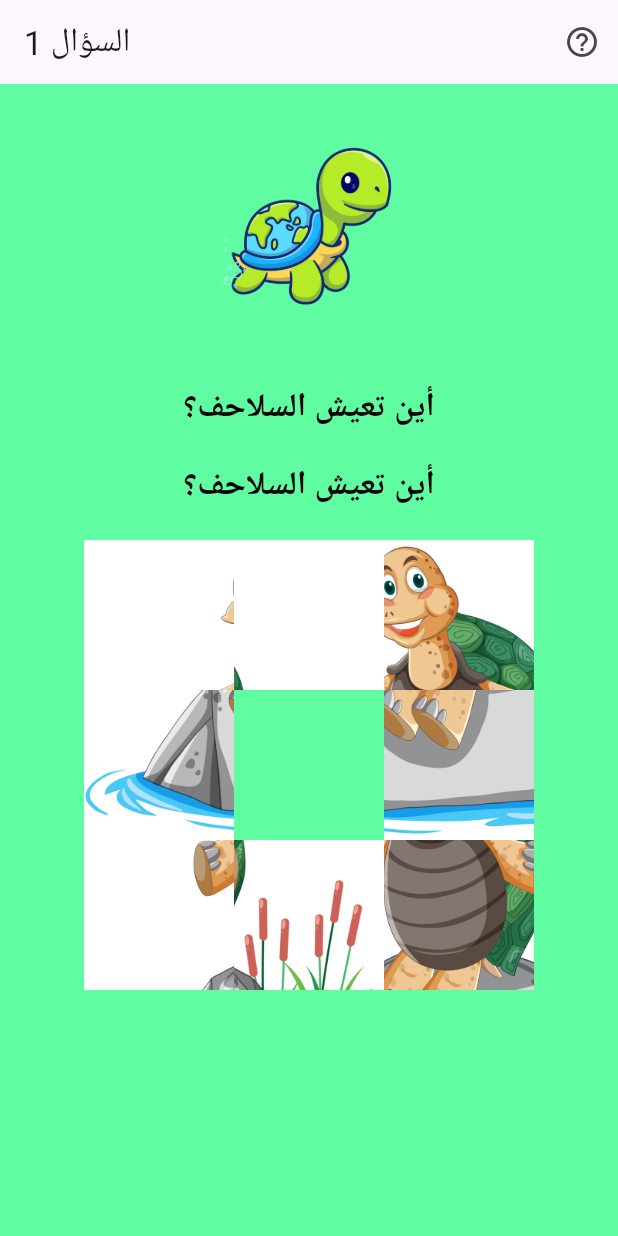
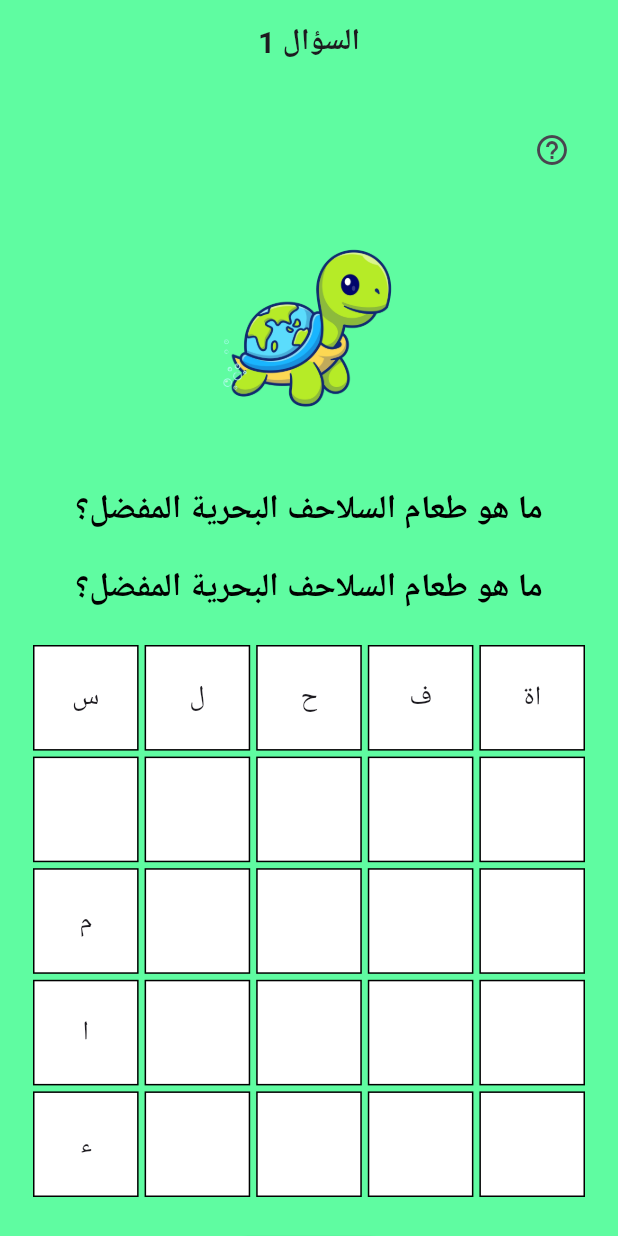
Before and after one commit to AchrafHajAhmed/fakron, a Flutter app: the screen it shows after launch, after a tap on "تخطي", after a tap on the "help outline" icon, on a phone screen of 412 x 824 dp. Run offline on Flutter 3.47's test engine with Material 3 defaults, Android fonts, the phone set to English and light mode, and no system bars; our stand-ins replace audioplayers.

Commit message:
création de class crossword.dart

```diff
--- a/lib/home.dart
+++ b/lib/home.dart
@@ -5,24 +5,24 @@ import 'questions/question1.dart';
 import 'questions/question2.dart';
 import 'widget/puzzle.dart';
 import 'splash_screen.dart';
+import 'widget/crossword.dart';
 
-class acceuil extends StatefulWidget {
-  const acceuil({Key? key}) : super(key: key);
+class Acceuil extends StatefulWidget {
+  const Acceuil({Key? key}) : super(key: key);
 
   @override
-  _acceuilState createState() => _acceuilState();
+  _AcceuilState createState() => _AcceuilState();
 }
 
-class _acceuilState extends State<acceuil> {
+class _AcceuilState extends State<Acceuil> {
   int currentQuestionClassIndex = 0;
   late Map<String, Object> currentQuestion;
   String feedbackMessage = '';
-  bool showPuzzle = false;
+  bool showGame = false;
 
   final List<Function> questionClasses = [
     Question1.getRandomQuestion,
     Question2.getRandomQuestion,
-    // Ajoutez d'autres classes de questions ici
   ];
 
   late AudioPlayer _audioPlayer;
@@ -42,7 +42,7 @@ class _acceuilState extends State<acceuil> {
       if (currentQuestionClassIndex < questionClasses.length) {
         currentQuestion = questionClasses[currentQuestionClassIndex]();
       } else {
-        Navigator.push(
+        Navigator.pushReplacement(
           context,
           MaterialPageRoute(
             builder: (context) => const SplashScreen(),
@@ -56,29 +56,29 @@ class _acceuilState extends State<acceuil> {
     _audioPlayer.play(AssetSource('assets/song/loser.mp3'));
   }
 
-  void _togglePuzzle() {
+  void _toggleGame() {
     setState(() {
-      showPuzzle = !showPuzzle;
+      showGame = !showGame;
     });
   }
 
   @override
   Widget build(BuildContext context) {
-    final questionText = currentQuestion['question'] as String;
-    final options = currentQuestion['options'] as List<String>;
-    final puzzlePieces = currentQuestion['puzzlePieces'] as List<String>; // Morceaux d'image spécifiques
+    final questionText = currentQuestion['question'] as String? ?? 'سؤال غير متوفر';
+    final options = currentQuestion['options'] as List<String>? ?? [];
+    final type = currentQuestion['type'] as String? ?? 'text';
+    final puzzlePieces = currentQuestion['puzzlePieces'] as List<String>?;
+    final crosswordGrid = currentQuestion['crosswordGrid'] as List<List<String>>?;
 
     return Scaffold(
       backgroundColor: AppColors.background,
       appBar: AppBar(
-        title: Text('السؤال ${currentQuestionClassIndex + 1}'),
-        actions: [
-          IconButton(
-            icon: const Icon(Icons.help_outline),
-            onPressed: _togglePuzzle,
-            tooltip: 'بطاقة سحرية',
+        backgroundColor: AppColors.background,
+        centerTitle: true,
+        title: Text(
+          'السؤال ${currentQuestionClassIndex + 1}',
+          style: const TextStyle(fontSize: 20, fontWeight: FontWeight.bold),
         ),
-        ],
       ),
       body: SingleChildScrollView(
         child: Center(
@@ -87,6 +87,17 @@ class _acceuilState extends State<acceuil> {
             child: Column(
               mainAxisAlignment: MainAxisAlignment.center,
               children: [
+                Row(
+                  mainAxisAlignment: MainAxisAlignment.end,
+                  children: [
+                    IconButton(
+                      icon: const Icon(Icons.help_outline),
+                      onPressed: _toggleGame,
+                      tooltip: 'لعبة المساعدة',
+                    ),
+                  ],
+                ),
+                const SizedBox(height: 20),
                 Image.asset(
                   'assets/images/onboarding.png',
                   width: 150,
@@ -103,24 +114,40 @@ class _acceuilState extends State<acceuil> {
                   ),
                 ),
                 const SizedBox(height: 20),
-
-                // Afficher le puzzle si showPuzzle est true
-                if (showPuzzle)
+                if (showGame)
+                  if (type == 'puzzle' && puzzlePieces != null)
                     Puzzle(
                       question: questionText,
-                    puzzlePieces: puzzlePieces, // Passer les morceaux d'image
+                      puzzlePieces: puzzlePieces,
                       onPuzzleSolved: (message) {
                         setState(() {
                           feedbackMessage = message;
                         });
                         Future.delayed(const Duration(seconds: 3), () {
-                        _nextQuestion();
+                          setState(() {
+                            showGame = false;
+                          });
                         });
                       },
-                  ),
-
-                // Afficher les boutons de réponse si le puzzle n'est pas affiché
-                if (!showPuzzle)
+                    )
+                  else if (type == 'crossword' && crosswordGrid != null && crosswordGrid.isNotEmpty)
+                    Crossword(
+                      question: questionText,
+                      crosswordGrid: crosswordGrid,
+                      onCrosswordSolved: (message) {
+                        setState(() {
+                          feedbackMessage = message;
+                        });
+                        Future.delayed(const Duration(seconds: 3), () {
+                          setState(() {
+                            showGame = false;
+                          });
+                        });
+                      },
+                    )
+                  else
+                    const Text('Données manquantes pour ce jeu.'),
+                if (!showGame)
                   ...options.map((option) {
                     return Column(
                       children: [
@@ -139,7 +166,6 @@ class _acceuilState extends State<acceuil> {
                       ],
                     );
                   }).toList(),
-
                 const SizedBox(height: 20),
                 if (feedbackMessage.isNotEmpty)
                   Text(
@@ -165,17 +191,23 @@ class _acceuilState extends State<acceuil> {
     setState(() {
       if (selectedAnswer == correctAnswer) {
         feedbackMessage = 'إجابة صحيحة! 🎉';
-      } else {
-        feedbackMessage = 'إجابة خاطئة. 😔 الإجابة الصحيحة: $correctAnswer';
-        _playIncorrectAnswerSound();
-      }
-    });
 
-    Future.delayed(const Duration(seconds: 3), () {
+        Future.delayed(const Duration(seconds: 2), () {
           setState(() {
             feedbackMessage = '';
             _nextQuestion();
           });
         });
+      } else {
+        feedbackMessage = 'إجابة خاطئة. 😔 الإجابة الصحيحة: $correctAnswer';
+        _playIncorrectAnswerSound();
+
+        Future.delayed(const Duration(seconds: 3), () {
+          setState(() {
+            feedbackMessage = '';
+          });
+        });
+      }
+    });
   }
 }
--- a/lib/onboarding_screen.dart
+++ b/lib/onboarding_screen.dart
@@ -24,7 +24,7 @@ class _OnboardingScreenState extends State<OnboardingScreen> {
   void _onSkipOrStart() {
     Navigator.pushReplacement(
       context,
-      MaterialPageRoute(builder: (context) => acceuil()),
+      MaterialPageRoute(builder: (context) => Acceuil()),
     );
   }
 
--- a/lib/questions/question1.dart
+++ b/lib/questions/question1.dart
@@ -3,35 +3,29 @@ import 'dart:math';
 class Question1 {
   static final List<Map<String, Object>> questions = [
     {
-      'question': 'أين تعيش السلاحف؟',
-      'options': ['في الماء', 'على الأرض', 'في كلاهما'],
-      'answer': 'في كلاهما',
-      'puzzlePieces': [
-        'assets/question1/piece1.jpg',
-        'assets/question1/piece2.jpg',
-        'assets/question1/piece3.jpg',
-        'assets/question1/piece4.jpg',
-        'assets/question1/piece5.jpg',
-        'assets/question1/piece6.jpg',
-        'assets/question1/piece7.jpg',
-        'assets/question1/piece8.jpg',
-        'assets/question1/piece9.jpg',
+      'question': 'ما هو طعام السلاحف البحرية المفضل؟',
+      'options': ['الطحالب', 'الشوكولاتة', 'البيتزا'],
+      'answer': 'الطحالب',
+      'type': 'crossword',
+      'crosswordGrid': [
+        ['س', 'ل', 'ح', 'ف', 'اة'],
+        ['', '', '', '', ''],
+        ['م', '', '', '', ''],
+        ['ا', '', '', '', ''],
+        ['ء', '', '', '', ''],
       ],
     },
     {
       'question': 'ما هو طعام السلاحف البحرية المفضل؟',
       'options': ['الطحالب', 'الشوكولاتة', 'البيتزا'],
       'answer': 'الطحالب',
-      'puzzlePieces': [
-        'assets/question1/piece1.jpg',
-        'assets/question1/piece2.jpg',
-        'assets/question1/piece3.jpg',
-        'assets/question1/piece4.jpg',
-        'assets/question1/piece5.jpg',
-        'assets/question1/piece6.jpg',
-        'assets/question1/piece7.jpg',
-        'assets/question1/piece8.jpg',
-        'assets/question1/piece9.jpg',
+      'type': 'crossword',
+      'crosswordGrid': [
+        ['س', 'ل', 'ح', 'ف', 'اة'],
+        ['', '', '', '', ''],
+        ['م', '', '', '', ''],
+        ['ا', '', '', '', ''],
+        ['ء', '', '', '', ''],
       ],
     },
 
--- a/lib/splash_screen.dart
+++ b/lib/splash_screen.dart
@@ -39,7 +39,7 @@ class _SplashScreenState extends State<SplashScreen> with SingleTickerProviderSt
               children: [
                 ClipOval(
                   child: Image.asset(
-                    'assets/oasis.jpg',
+                    'assets/images/oasis.jpg',
                     width: 150,
                     height: 150,
                     fit: BoxFit.cover,
@@ -47,7 +47,7 @@ class _SplashScreenState extends State<SplashScreen> with SingleTickerProviderSt
                 ),
                 ClipOval(
                   child: Image.asset(
-                    'assets/wwf.jpg',
+                    'assets/images/wwf.jpg',
                     width: 150,
                     height: 150,
                     fit: BoxFit.cover,
--- /dev/null
+++ b/lib/widget/crossword.dart
@@ -0,0 +1,98 @@
+import 'package:flutter/material.dart';
+
+class Crossword extends StatefulWidget {
+  final String question;
+  final List<List<String>> crosswordGrid;
+  final Function(String) onCrosswordSolved;
+
+  const Crossword({
+    Key? key,
+    required this.question,
+    required this.crosswordGrid,
+    required this.onCrosswordSolved,
+  }) : super(key: key);
+
+  @override
+  _CrosswordState createState() => _CrosswordState();
+}
+
+class _CrosswordState extends State<Crossword> {
+  List<List<String>> grid = [];
+  List<List<bool>> selectedCells = [];
+
+  @override
+  void initState() {
+    super.initState();
+    _initializeGrid();
+  }
+
+  void _initializeGrid() {
+    grid = widget.crosswordGrid;
+    selectedCells = List.generate(
+      grid.length,
+          (i) => List.generate(grid[i].length, (j) => false),
+    );
+  }
+
+  void _toggleCellSelection(int row, int col) {
+    setState(() {
+      selectedCells[row][col] = !selectedCells[row][col];
+    });
+  }
+
+  void _checkSolution() {
+
+    widget.onCrosswordSolved('تم حل الكلمات المتقاطعة! 🎉');
+  }
+
+  @override
+  Widget build(BuildContext context) {
+    return Column(
+      children: [
+        Text(
+          widget.question,
+          style: const TextStyle(
+            fontSize: 22,
+            fontWeight: FontWeight.bold,
+            color: Colors.black,
+          ),
+          textAlign: TextAlign.center,
+        ),
+        const SizedBox(height: 20),
+        GridView.builder(
+          shrinkWrap: true,
+          gridDelegate: SliverGridDelegateWithFixedCrossAxisCount(
+            crossAxisCount: grid.isNotEmpty ? grid[0].length : 1,
+            childAspectRatio: 1,
+          ),
+          itemCount: grid.length * (grid.isNotEmpty ? grid[0].length : 0),
+          itemBuilder: (context, index) {
+            final row = index ~/ (grid.isNotEmpty ? grid[0].length : 1);
+            final col = index % (grid.isNotEmpty ? grid[0].length : 1);
+            return GestureDetector(
+              onTap: () => _toggleCellSelection(row, col),
+              child: Container(
+                margin: const EdgeInsets.all(2),
+                decoration: BoxDecoration(
+                  border: Border.all(color: Colors.black),
+                  color: selectedCells[row][col] ? Colors.blue : Colors.white,
+                ),
+                child: Center(
+                  child: Text(
+                    grid[row][col],
+                    style: const TextStyle(fontSize: 18),
+                  ),
+                ),
+              ),
+            );
+          },
+        ),
+        const SizedBox(height: 20),
+        ElevatedButton(
+          onPressed: _checkSolution,
+          child: const Text('تحقق من الحل'),
+        ),
+      ],
+    );
+  }
+}
```
Lines whose indentation alone changed are shown as unchanged.
